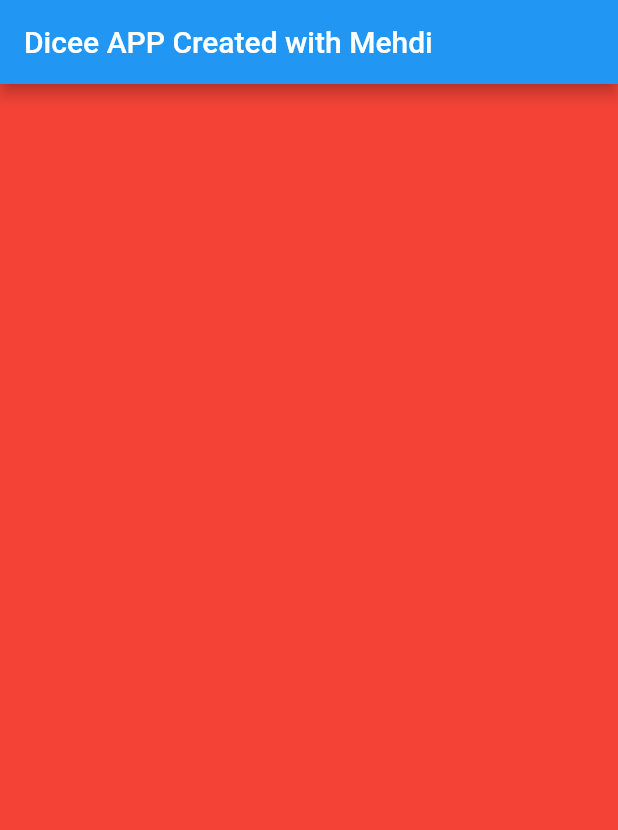
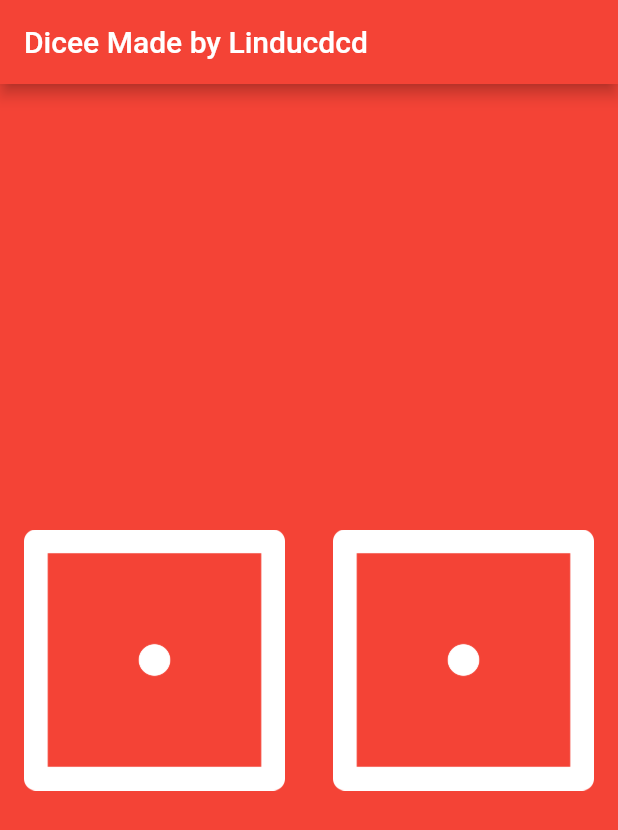
Before and after one commit to lind-ucdcd/Dicee, a Flutter app: the screen it shows after launch, on a phone screen of 412 x 824 dp. Shown: the top 830 px of the screen. Run offline on Flutter 3.47's test engine with Material 2 defaults, Android fonts, the phone set to English and light mode, and no system bars.

Commit message:
completed app

```diff
--- a/lib/main.dart
+++ b/lib/main.dart
@@ -1,15 +1,66 @@
+import 'dart:math';
 import 'package:flutter/material.dart';
 
 void main() {
   return runApp(
     MaterialApp(
+      debugShowCheckedModeBanner: false,
       home: Scaffold(
         backgroundColor: Colors.red,
         appBar: AppBar(
-          title: Text('Dicee APP Created with Mehdi'),
-          backgroundColor: Colors.blue,
+          title: Text('Dicee Made by Linducdcd'),
+          backgroundColor: Colors.red,
         ),
+        body: DicePage(),
       ),
     ),
   );
 }
+
+class DicePage extends StatefulWidget {
+  @override
+  _DicePageState createState() => _DicePageState();
+}
+
+class _DicePageState extends State<DicePage> {
+  int leftDiceNumber = 1;
+  int rightDiceNumber = 1;
+
+  void changeDiceFace() {
+    setState(() {
+      leftDiceNumber = Random().nextInt(6) + 1;
+      rightDiceNumber = Random().nextInt(6) + 1;
+    });
+  }
+
+  @override
+  Widget build(BuildContext context) {
+    return Center(
+      child: Row(
+        children: <Widget>[
+          Expanded(
+            child: FlatButton(
+              child: Image.asset(
+                'images/dice$leftDiceNumber.png',
+              ),
+              onPressed: () {
+                changeDiceFace();
+              },
+            ),
+          ),
+          //Get students to create the second die as a challenge
+          Expanded(
+            child: FlatButton(
+              child: Image.asset(
+                'images/dice$rightDiceNumber.png',
+              ),
+              onPressed: () {
+                changeDiceFace();
+              },
+            ),
+          ),
+        ],
+      ),
+    );
+  }
+}
--- a/pubspec.yaml
+++ b/pubspec.yaml
@@ -58,9 +58,8 @@ flutter:
   uses-material-design: true
 
   # To add assets to your application, add an assets section, like this:
-  # assets:
-  #   - images/a_dot_burr.jpeg
-  #   - images/a_dot_ham.jpeg
+  assets:
+    - images/
 
   # An image asset can refer to one or more resolution-specific "variants", see
   # https://flutter.dev/assets-and-images/#resolution-aware
```
Also changed, not shown: images/dice1.png (added), images/dice2.png (added), images/dice3.png (added), images/dice4.png (added), images/dice5.png (added), images/dice6.png (added), 98 other files.
